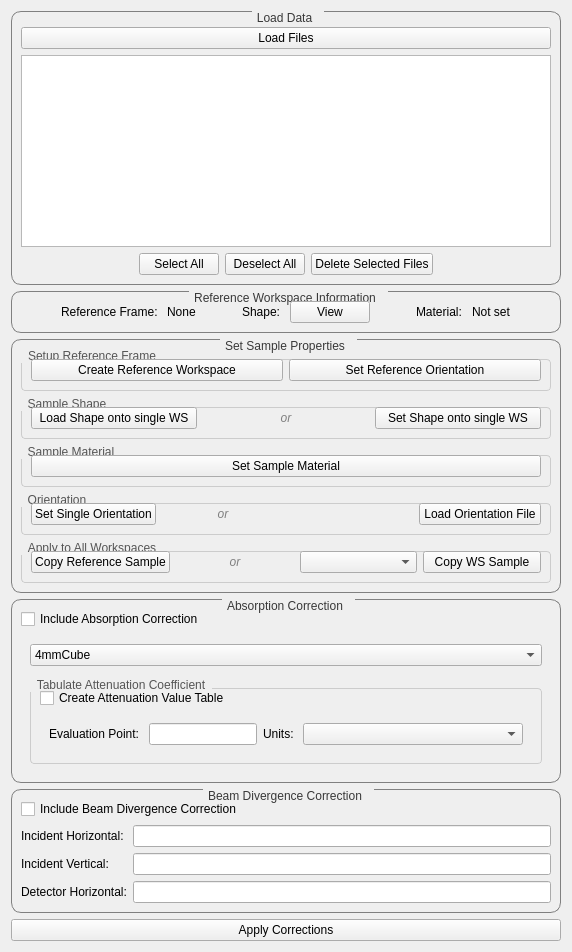
First picture: the form in qt/python/mantidqtinterfaces/mantidqtinterfaces/Engineering/gui/engineering_diffraction/tabs/correction/correction_tab.ui, repository mantidproject/mantid, before the edit.
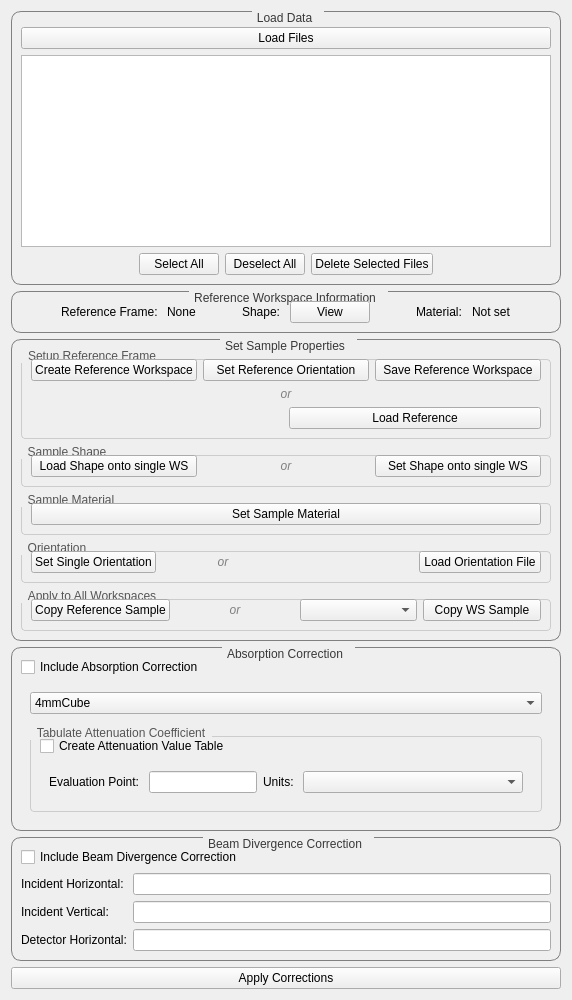
Second picture: the form after the edit. Custom widgets are drawn as their Qt base class.

Commit message: add reference loading

Diff of the .ui file:
```diff
--- a/qt/python/mantidqtinterfaces/mantidqtinterfaces/Engineering/gui/engineering_diffraction/tabs/correction/correction_tab.ui
+++ b/qt/python/mantidqtinterfaces/mantidqtinterfaces/Engineering/gui/engineering_diffraction/tabs/correction/correction_tab.ui
@@ -229,7 +229,9 @@
    }
   </string>
  </property>
-     <layout class="QHBoxLayout">
+     <layout class="QVBoxLayout">
+         <item>
+             <layout class="QHBoxLayout">
       <item>
        <widget class="QPushButton" name="btn_createRefWS">
         <property name="text">
@@ -243,6 +245,42 @@
          <string>Set Reference Orientation</string>
         </property>
        </widget>
+      </item>
+                 <item>
+       <widget class="QPushButton" name="btn_saveRefWS">
+        <property name="text">
+         <string>Save Reference Workspace</string>
+        </property>
+       </widget>
+      </item>
+     </layout>
+         </item>
+         <item>
+      <widget class="QLabel" name="label_or">
+    <property name="text">
+      <string>or</string>
+    </property>
+    <property name="alignment">
+      <set>Qt::AlignCenter</set>
+    </property>
+    <property name="styleSheet">
+      <string notr="true">color: grey; font-style: italic;</string>
+    </property>
+  </widget>
+      </item>
+         <item>
+             <layout class="QHBoxLayout">
+                 <item>
+       <widget class="FileFinderWidget" name="finder_reference" native="true"/>
+      </item>
+                 <item>
+       <widget class="QPushButton" name="btn_loadRef">
+        <property name="text">
+         <string>Load Reference</string>
+        </property>
+       </widget>
+      </item>
+             </layout>
       </item>
      </layout>
     </widget>
```
The commit also changes 3 other files.
